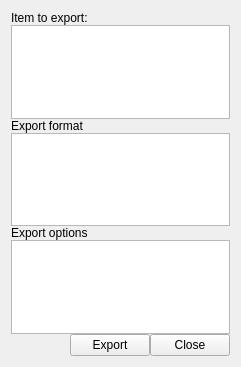
Qt form GraphicsScene/exportDialogTemplate.ui (pyqtgraph/pyqtgraph) before a commit.
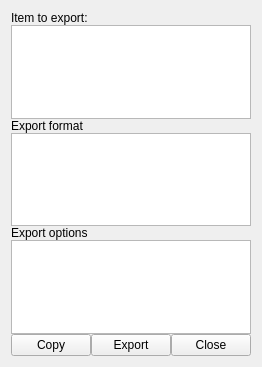
The same form after that commit. Custom widgets are drawn as their Qt base class.

```diff
--- a/GraphicsScene/exportDialogTemplate.ui
+++ b/GraphicsScene/exportDialogTemplate.ui
@@ -79,6 +79,13 @@
      </property>
     </widget>
    </item>
+   <item row="6" column="0">
+    <widget class="QPushButton" name="copyBtn">
+     <property name="text">
+      <string>Copy</string>
+     </property>
+    </widget>
+   </item>
   </layout>
  </widget>
  <customwidgets>
```
